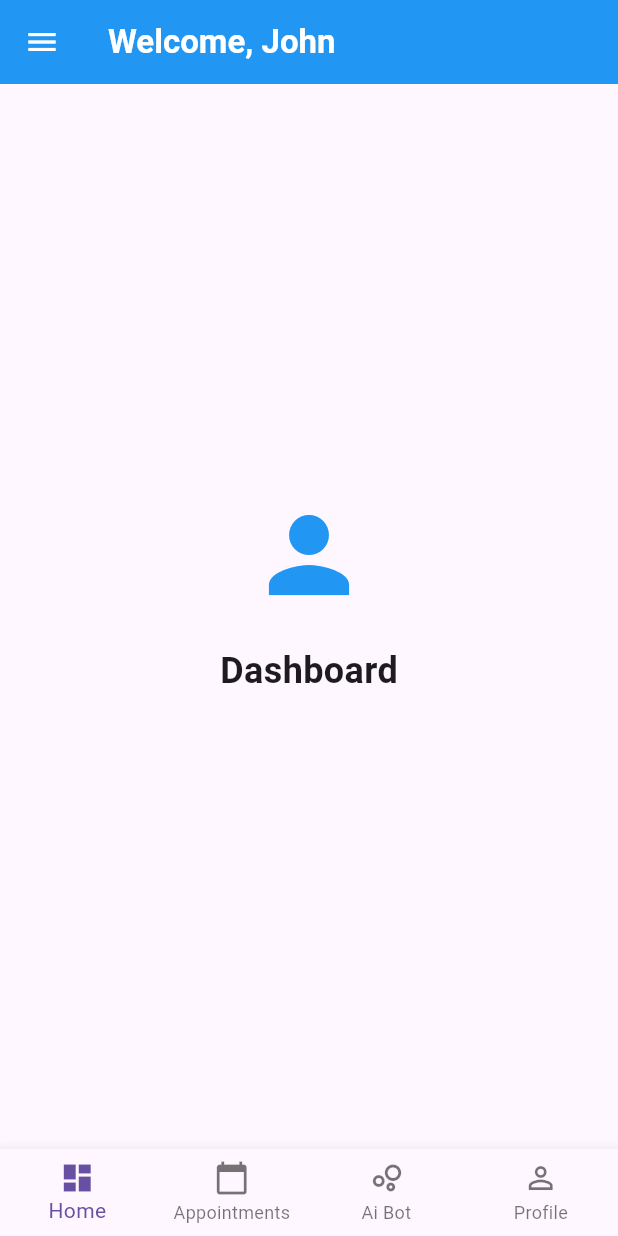
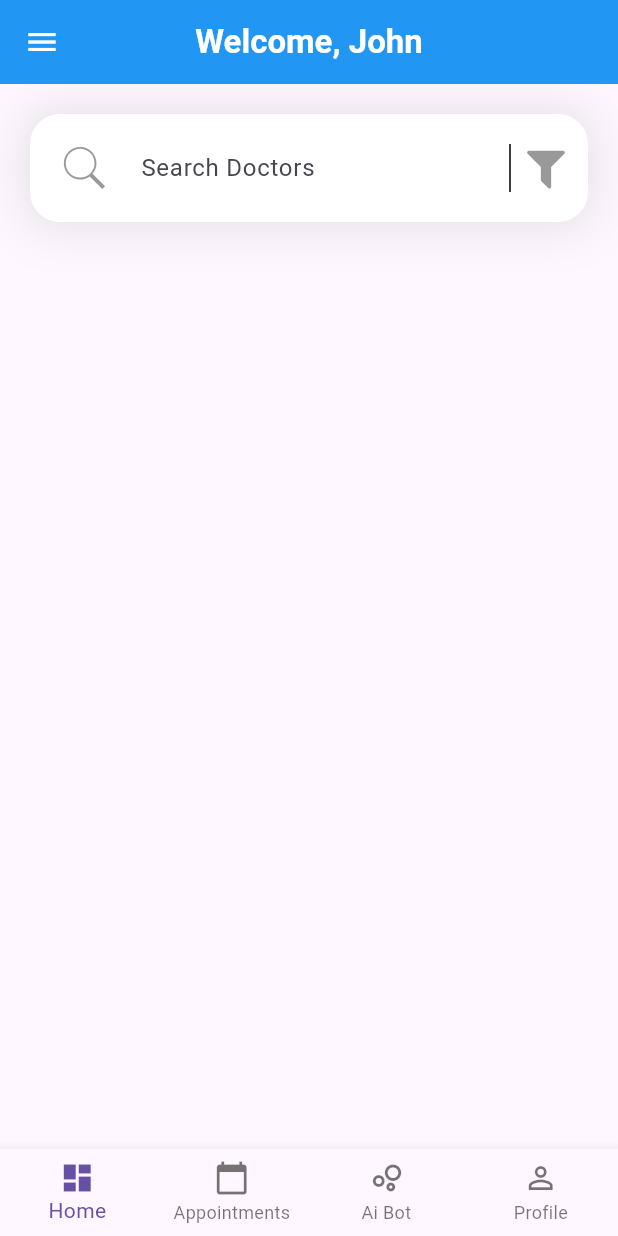
Before and after one commit to Amrr-Tarek/AegleOne, a Flutter app: the screen it shows after launch, on a phone screen of 412 x 824 dp. Run offline on Flutter 3.47's test engine with Material 3 defaults, Android fonts, the phone set to English and light mode, and no system bars; our stand-ins replace flutter_svg.

Commit message:
Search bar (Non-functional)

```diff
--- a/frontend/aegleone/lib/main.dart
+++ b/frontend/aegleone/lib/main.dart
@@ -24,11 +24,11 @@ class MyApp extends StatelessWidget {
   Widget build(BuildContext context) {
     return MaterialApp(
       title: 'AegleOne',
-      debugShowCheckedModeBanner: false,
       theme: ThemeData(
         primaryColor: Colors.blue,
         useMaterial3: true,
       ),
+      debugShowCheckedModeBanner: false,
       home: const HomePage(),
     );
   }
--- a/frontend/aegleone/lib/pages/home.dart
+++ b/frontend/aegleone/lib/pages/home.dart
@@ -1,5 +1,7 @@
 import 'package:flutter/material.dart';
 import '../utils/globals.dart';
+import 'appointments.dart';
+import 'patient_dashboard.dart';
 
 class HomePage extends StatefulWidget {
   const HomePage({super.key});
@@ -132,12 +134,10 @@ class _HomePageState extends State<HomePage> {
       navBar = _visitorNav;
     }
 
-    print(pages);
-    print(navBar);
-
     return MaterialApp(
       home: Scaffold(
         appBar: AppBar(
+          centerTitle: true,
           title: Text(
             "Welcome, ${UserData.name.split(" ").first}",
             style: const TextStyle(
@@ -175,35 +175,35 @@ class _HomePageState extends State<HomePage> {
   }
 }
 
-class PatientDashboard extends StatelessWidget {
-  const PatientDashboard({super.key});
+// class PatientDashboard extends StatelessWidget {
+//   const PatientDashboard({super.key});
 
-  @override
-  Widget build(BuildContext context) {
-    return const Center(
-      child: Column(
-        mainAxisAlignment: MainAxisAlignment.center,
-        children: [
-          Icon(
-            Icons.person, // Differentiate genders
-            size: 80,
-            color: Colors.blue,
-          ),
-          SizedBox(height: 20),
-          Text(
-            "Dashboard",
-            style: TextStyle(
-              fontWeight: FontWeight.bold,
-              fontSize: 24,
-            ),
-          ),
-          SizedBox(height: 20),
-          Card(),
-        ],
-      ),
-    );
-  }
-}
+//   @override
+//   Widget build(BuildContext context) {
+//     return const Center(
+//       child: Column(
+//         mainAxisAlignment: MainAxisAlignment.center,
+//         children: [
+//           Icon(
+//             Icons.person, // Differentiate genders
+//             size: 80,
+//             color: Colors.blue,
+//           ),
+//           SizedBox(height: 20),
+//           Text(
+//             "Dashboard",
+//             style: TextStyle(
+//               fontWeight: FontWeight.bold,
+//               fontSize: 24,
+//             ),
+//           ),
+//           SizedBox(height: 20),
+//           Card(),
+//         ],
+//       ),
+//     );
+//   }
+// }
 
 class DoctorDashboard extends StatelessWidget {
   const DoctorDashboard({super.key});
@@ -229,26 +229,6 @@ class DoctorDashboard extends StatelessWidget {
           ),
           SizedBox(height: 20),
           Card(),
-        ],
-      ),
-    );
-  }
-}
-
-class AppointmentsPage extends StatelessWidget {
-  const AppointmentsPage({super.key});
-
-  @override
-  Widget build(BuildContext context) {
-    return const Center(
-      child: Column(
-        mainAxisAlignment: MainAxisAlignment.center,
-        children: [
-          Icon(
-            Icons.calendar_month,
-            size: 80,
-            color: Colors.grey,
-          ),
         ],
       ),
     );
--- /dev/null
+++ b/frontend/aegleone/lib/pages/patient_dashboard.dart
@@ -0,0 +1,107 @@
+import 'package:flutter/material.dart';
+import 'package:flutter_svg/svg.dart';
+import '../utils/globals.dart';
+
+class PatientDashboard extends StatefulWidget {
+  const PatientDashboard({super.key});
+
+  @override
+  State<PatientDashboard> createState() => _PatientDashboardState();
+}
+
+class _PatientDashboardState extends State<PatientDashboard> {
+  void displayResults() {}
+
+  @override
+  Widget build(BuildContext context) {
+    return Container(
+      child: Column(
+        children: [
+          SearchBar(
+            onSearchTap: displayResults,
+          ),
+        ],
+      ),
+    );
+  }
+}
+
+class SearchBar extends StatelessWidget {
+  final VoidCallback? onSearchTap;
+
+  const SearchBar({
+    super.key,
+    this.onSearchTap,
+  });
+
+  @override
+  Widget build(BuildContext context) {
+    return Container(
+      margin: const EdgeInsets.all(20),
+      decoration: BoxDecoration(boxShadow: [
+        BoxShadow(
+          color: Colors.black.withAlpha(30),
+          blurRadius: 30,
+          spreadRadius: 0,
+        ),
+      ]),
+      child: TextField(
+        decoration: InputDecoration(
+          hintText: "Search Doctors",
+          prefixIcon: Padding(
+            padding: const EdgeInsets.only(top: 20, bottom: 20, left: 20),
+            child: Container(
+              width: 50,
+              child: IntrinsicHeight(
+                child: Row(
+                  mainAxisAlignment: MainAxisAlignment.start,
+                  children: [
+                    GestureDetector(
+                      onTap: onSearchTap,
+                      child: Opacity(
+                        opacity: 0.4,
+                        child: SvgPicture.asset(
+                          'assets/icons/search.svg',
+                          height: 32,
+                        ),
+                      ),
+                    ),
+                    // const VerticalDivider(color: Colors.black),
+                  ],
+                ),
+              ),
+            ),
+          ),
+          suffixIcon: Padding(
+            padding: const EdgeInsets.all(12),
+            child: Container(
+              width: 50,
+              child: IntrinsicHeight(
+                child: Row(
+                  mainAxisAlignment: MainAxisAlignment.end,
+                  children: [
+                    const VerticalDivider(color: Colors.black),
+                    Opacity(
+                      opacity: 0.4,
+                      child: SvgPicture.asset(
+                        'assets/icons/filter.svg',
+                        height: 32,
+                      ),
+                    ),
+                  ],
+                ),
+              ),
+            ),
+          ),
+          contentPadding: const EdgeInsets.all(20),
+          filled: true,
+          fillColor: Colors.white,
+          border: OutlineInputBorder(
+            borderRadius: BorderRadius.circular(20),
+            borderSide: BorderSide.none,
+          ),
+        ),
+      ),
+    );
+  }
+}
```
Also changed, not shown: frontend/aegleone/lib/pages/appointments.dart (added, +71 -0 lines), frontend/aegleone/pubspec.yaml (+4 -4 lines), frontend/aegleone/assets/icons/filter.svg (added), frontend/aegleone/assets/icons/search.svg (added), 1 other file.
